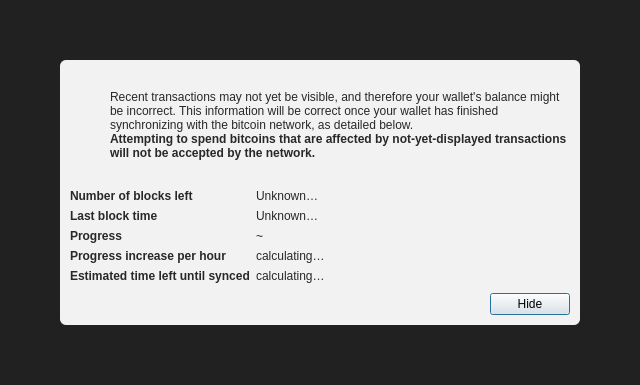
The window that src/qt/forms/modaloverlay.ui (AlexSerbinovSecond/krepto) describes before a commit, drawn with Qt 5.
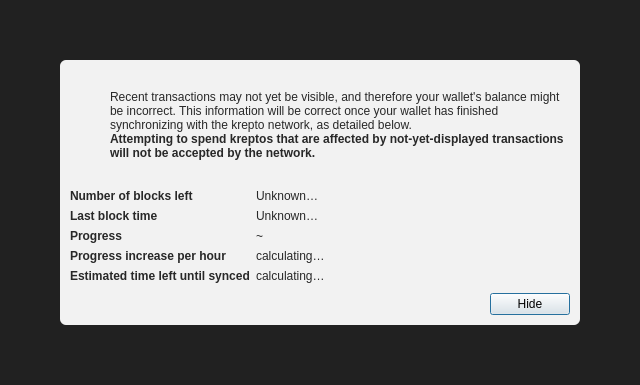
The same window after the commit. Icons and pictures are not drawn.

The edit to the form file:
```diff
--- a/src/qt/forms/modaloverlay.ui
+++ b/src/qt/forms/modaloverlay.ui
@@ -130,7 +130,7 @@
              <item>
               <widget class="QLabel" name="infoText">
                <property name="text">
-                <string>Recent transactions may not yet be visible, and therefore your wallet's balance might be incorrect. This information will be correct once your wallet has finished synchronizing with the bitcoin network, as detailed below.</string>
+                <string>Recent transactions may not yet be visible, and therefore your wallet's balance might be incorrect. This information will be correct once your wallet has finished synchronizing with the krepto network, as detailed below.</string>
                </property>
                <property name="textFormat">
                 <enum>Qt::RichText</enum>
@@ -149,7 +149,7 @@
                 </font>
                </property>
                <property name="text">
-                <string>Attempting to spend bitcoins that are affected by not-yet-displayed transactions will not be accepted by the network.</string>
+                <string>Attempting to spend kreptos that are affected by not-yet-displayed transactions will not be accepted by the network.</string>
                </property>
                <property name="textFormat">
                 <enum>Qt::RichText</enum>
```
